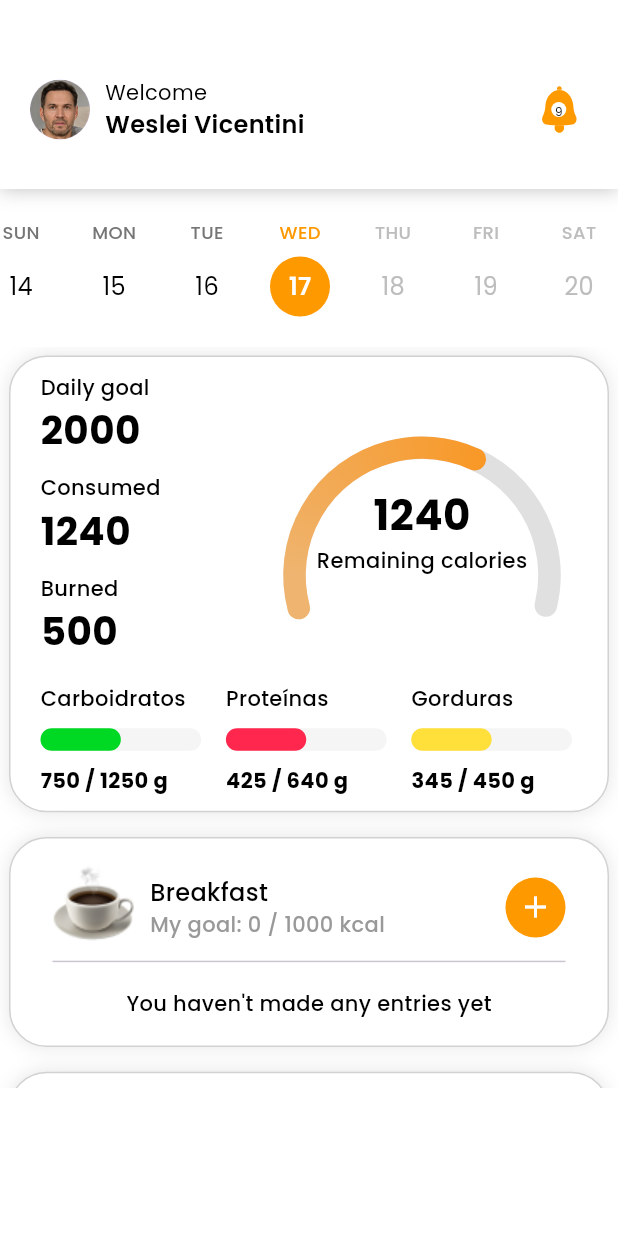
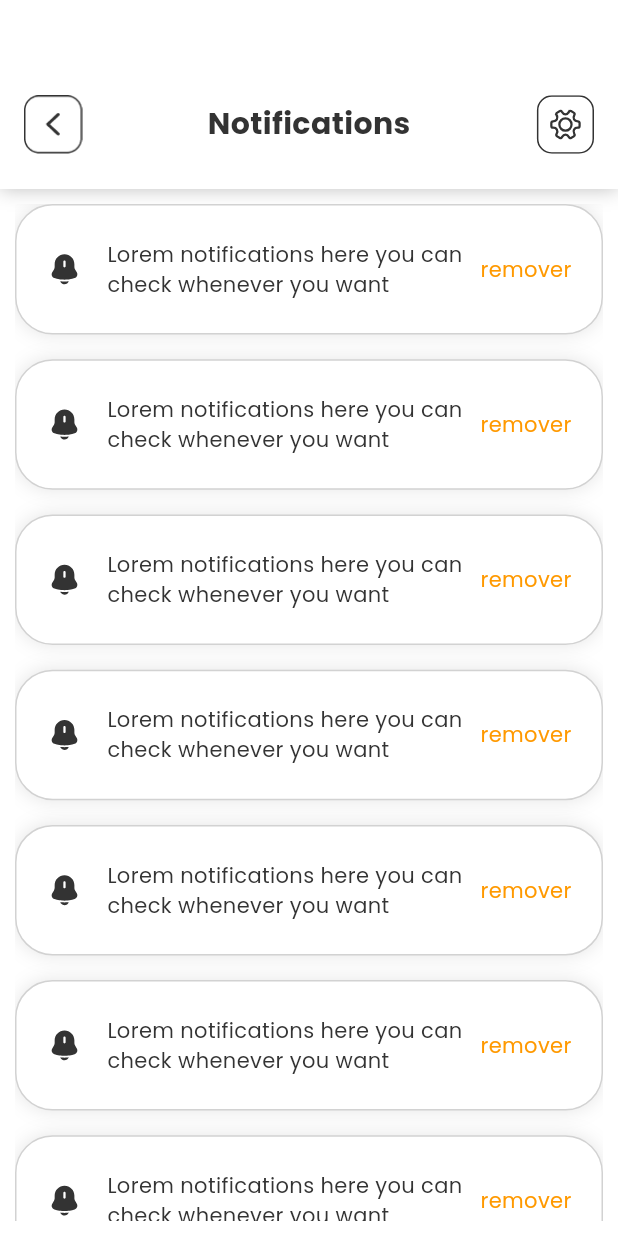
Before and after one commit to Syed-Muhammad-Ali/Focofit, a Flutter app: the DiaryPage screen opened directly, after a tap on an icon or button, on a phone screen of 412 x 824 dp. Run offline on Flutter 3.47's test engine with Material 3 defaults, Android fonts, the phone set to English and light mode, and no system bars; our stand-ins replace fl_chart, flutter_svg, get, google_fonts, image_picker, percent_indicator.

Commit message:
notification module Ui changes by hamza

```diff
--- a/lib/views/pages/diary/diary_page.dart
+++ b/lib/views/pages/diary/diary_page.dart
@@ -2,8 +2,10 @@ import 'package:flutter/material.dart';
 import 'package:focofit/views/pages/diary/components/diary_header.dart';
 import 'package:focofit/views/pages/diary/components/goal_tile.dart';
 import 'package:focofit/views/pages/diary/components/home_tiles.dart';
+import 'package:focofit/views/pages/notifications/notification_page.dart';
 import 'package:focofit/views/widgets/bottom_sheet.dart';
 import 'package:focofit/views/widgets/calendar_widget.dart';
+import 'package:get/get.dart';
 
 class DiaryPage extends StatefulWidget {
   const DiaryPage({super.key});
@@ -19,7 +21,11 @@ class _DiaryPageState extends State<DiaryPage> {
       backgroundColor: Colors.white,
       body: Column(
         children: [
-          DiaryHeader(),
+          DiaryHeader(
+            onTap: () {
+              Get.to(() => NotificationPage());
+            },
+          ),
           SizedBox(height: 20),
           CalendarWidget(),
           SizedBox(height: 20),
--- /dev/null
+++ b/lib/views/pages/notifications/notification_page.dart
@@ -0,0 +1,147 @@
+import 'package:flutter/material.dart';
+import 'package:flutter_svg/svg.dart';
+import 'package:focofit/constants/colors.dart';
+import 'package:focofit/views/pages/notifications/enable_notifications_page.dart';
+import 'package:focofit/views/widgets/diary_container_tile.dart';
+import 'package:get/get.dart';
+
+import '../../widgets/header_container.dart' show HeaderContainer;
+import '../../widgets/text.dart' show AppText;
+
+class NotificationPage extends StatelessWidget {
+  final controller = Get.put(NotificationController());
+  NotificationPage({super.key});
+
+  @override
+  Widget build(BuildContext context) {
+    return Scaffold(
+      backgroundColor: AppColor.whiteColor,
+      body: Column(
+        children: [
+          HeaderContainer(
+            child: Padding(
+              padding: const EdgeInsets.only(left: 16.0, top: 40, right: 16.0),
+              child: Row(
+                mainAxisAlignment: MainAxisAlignment.spaceBetween,
+                children: [
+                  GestureDetector(
+                    onTap: () => Get.back(),
+                    child: Image.asset(
+                      'assets/icons/Back.png',
+                      height: 39,
+                      width: 39,
+                    ),
+                  ),
+                  const Center(
+                    child: AppText(
+                      'Notifications',
+                      fontSize: 20,
+                      fontWeight: FontWeight.bold,
+                      color: AppColor.textColor,
+                    ),
+                  ),
+                  GestureDetector(
+                    onTap: () {
+                      Get.to(() => EnableNotificationsPage());
+                    },
+                    child: SvgPicture.asset(
+                      'assets/icons/setting-2.svg',
+                      height: 39,
+                      width: 39,
+                    ),
+                  ),
+                ],
+              ),
+            ),
+          ),
+          Expanded(
+            child: ListView.builder(
+              shrinkWrap: true,
+              itemCount: controller.notificationlist.length,
+              itemBuilder: (context, index) {
+                final notif = controller.notificationlist[index];
+                return Column(
+                  children: [
+                    DiaryContainerTile(
+                      child: SizedBox(
+                        height: 65,
+                        child: Row(
+                          children: [
+                            SvgPicture.asset(
+                              'assets/icons/notification-bing.svg',
+                            ),
+                            SizedBox(width: Get.width * 0.04),
+                            AppText(
+                              notif.desc,
+                              fontSize: 14,
+                              fontWeight: FontWeight.w400,
+                              color: AppColor.textColor,
+                            ),
+                            const Spacer(),
+                            AppText(
+                              'remover',
+                              fontSize: 14,
+                              fontWeight: FontWeight.w400,
+                              color: AppColor.primaryColor,
+                            ),
+                          ],
+                        ),
+                      ),
+                    ),
+                    SizedBox(height: Get.height * 0.02),
+                  ],
+                );
+              },
+            ).paddingSymmetric(vertical: 10, horizontal: 10),
+          ),
+        ],
+      ),
+    );
+  }
+}
+
+class NotificationsModel {
+  final String desc;
+  NotificationsModel({required this.desc});
+}
+
+class NotificationController extends GetxController {
+  final List<NotificationsModel> notificationlist = [
+    NotificationsModel(
+      desc: 'Lorem notifications here you can\ncheck whenever you want',
+    ),
+    NotificationsModel(
+      desc: 'Lorem notifications here you can\ncheck whenever you want',
+    ),
+    NotificationsModel(
+      desc: 'Lorem notifications here you can\ncheck whenever you want',
+    ),
+    NotificationsModel(
+      desc: 'Lorem notifications here you can\ncheck whenever you want',
+    ),
+    NotificationsModel(
+      desc: 'Lorem notifications here you can\ncheck whenever you want',
+    ),
+    NotificationsModel(
+      desc: 'Lorem notifications here you can\ncheck whenever you want',
+    ),
+    NotificationsModel(
+      desc: 'Lorem notifications here you can\ncheck whenever you want',
+    ),
+    NotificationsModel(
+      desc: 'Lorem notifications here you can\ncheck whenever you want',
+    ),
+    NotificationsModel(
+      desc: 'Lorem notifications here you can\ncheck whenever you want',
+    ),
+    NotificationsModel(
+      desc: 'Lorem notifications here you can\ncheck whenever you want',
+    ),
+    NotificationsModel(
+      desc: 'Lorem notifications here you can\ncheck whenever you want',
+    ),
+    NotificationsModel(
+      desc: 'Lorem notifications here you can\ncheck whenever you want',
+    ),
+  ];
+}
```
Also changed, not shown: lib/views/pages/notifications/enable_notifications_page.dart (added, +156 -0 lines).
